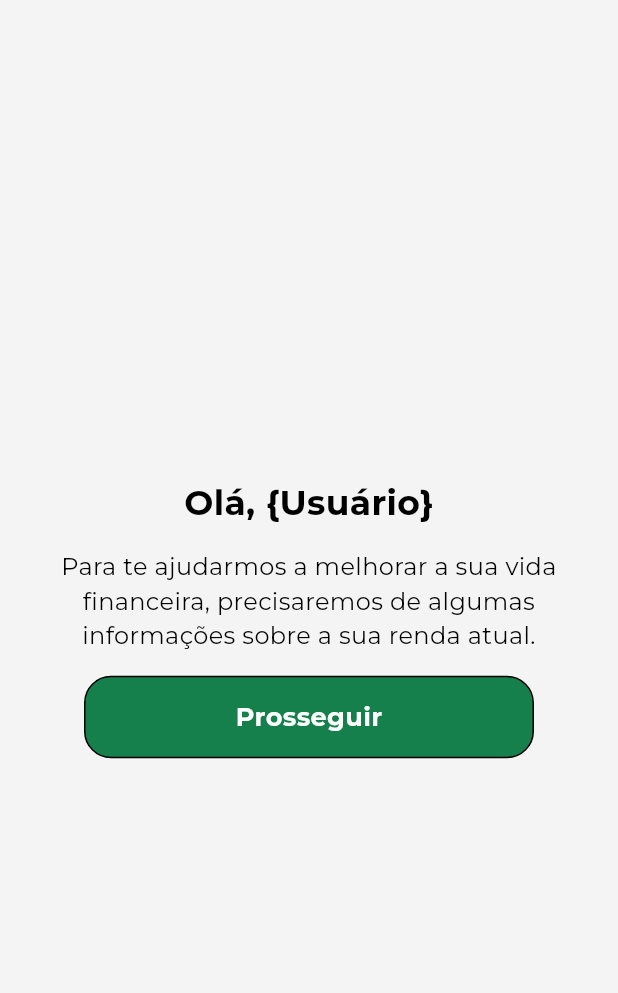
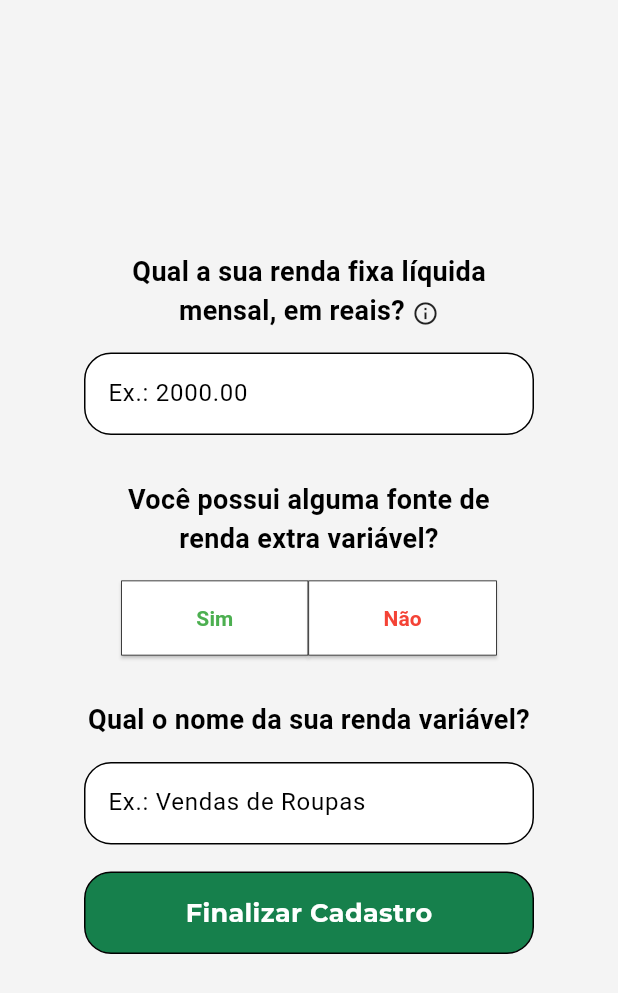
Before and after one commit to EnrichApp/Enrich-APP, a Flutter app: the InfoToUserPage screen opened by its route, after a tap on "Prosseguir", on a phone screen of 412 x 824 dp. Shown: the top 993 px of the screen. Run offline on Flutter 3.47's test engine with Material 3 defaults, Android fonts, the phone set to English and light mode, and no system bars; our stand-ins replace google_fonts.

Commit message:
Página de Perguntas

```diff
--- a/enrich/lib/main.dart
+++ b/enrich/lib/main.dart
@@ -1,3 +1,4 @@
+import 'package:enrich/pages/questions_form_page.dart';
 import 'package:enrich/pages/verify_email_page.dart';
 import 'package:enrich/pages/info_to_user_page.dart';
 import 'package:enrich/pages/login_page.dart';
@@ -23,6 +24,7 @@
         '/register_page': (context) => const RegisterPage(),
         '/verify_email_page': (context) => const VerifyEmailPage(),
         '/info_to_user_page': (context) => const InfoToUserPage(),
+        '/questions_form_page': (context) => const QuestionsFormPage(),
       },
     );
   }
--- a/enrich/lib/pages/info_to_user_page.dart
+++ b/enrich/lib/pages/info_to_user_page.dart
@@ -28,7 +28,9 @@ class InfoToUserPage extends StatelessWidget {
                   width: 300,
                   height: 55,
                   fontSize: 17,
-                  onPressed: () {}),
+                  onPressed: () {
+                    Navigator.of(context).pushNamed('/questions_form_page');
+                  }),
             ]),
       ),
     );
--- /dev/null
+++ b/enrich/lib/pages/questions_form_page.dart
@@ -0,0 +1,211 @@
+import 'package:enrich/widgets/buttons/rounded_text_button.dart';
+import 'package:enrich/widgets/form_widget.dart';
+import 'package:enrich/widgets/texts/title_text.dart';
+import 'package:flutter/material.dart';
+
+class QuestionsFormPage extends StatefulWidget {
+  const QuestionsFormPage({super.key});
+
+  @override
+  State<QuestionsFormPage> createState() => _QuestionsFormPageState();
+}
+
+class _QuestionsFormPageState extends State<QuestionsFormPage> {
+  final TextEditingController rendaFixaController = TextEditingController();
+  final TextEditingController nomeRendaExtraController =
+      TextEditingController();
+
+  bool isHoveringSim = false;
+  bool isHoveringNao = false;
+
+  String rendaFixaMensal = '';
+  String nomeRendaExtra = '';
+
+  @override
+  void dispose() {
+    rendaFixaController.dispose();
+    nomeRendaExtraController.dispose();
+    super.dispose();
+  }
+
+  @override
+  Widget build(BuildContext context) {
+    return Scaffold(
+      body: Container(
+        color: Theme.of(context).colorScheme.background,
+        child: Column(
+            mainAxisAlignment: MainAxisAlignment.center,
+            crossAxisAlignment: CrossAxisAlignment.center,
+            children: [
+              const Row(
+                mainAxisAlignment: MainAxisAlignment.center,
+                crossAxisAlignment: CrossAxisAlignment.center,
+                children: [
+                  Text.rich(
+                    TextSpan(
+                      text: 'Qual a sua renda fixa líquida\nmensal, em reais? ',
+                      style: TextStyle(
+                        fontSize: 18,
+                        fontWeight: FontWeight.bold,
+                      ),
+                      children: [
+                        WidgetSpan(
+                          child: Tooltip(
+                            message:
+                                'Renda Fixa Líquida Mensal é o valor que você recebe mensalmente após descontos de impostos e outras taxas.',
+                            child: Icon(
+                              Icons.info_outline,
+                              size: 18, // Ajusta o tamanho do ícone
+                            ),
+                          ),
+                        ),
+                      ],
+                    ),
+                    textAlign: TextAlign.center, // Centraliza o texto
+                  ),
+                ],
+              ),
+              const SizedBox(height: 15),
+              FormWidget(
+                hintText: 'Ex.: 2000.00',
+                controller: rendaFixaController,
+                onChanged: (value) {
+                  setState(() {
+                    rendaFixaMensal = value;
+                  });
+                },
+              ),
+              const SizedBox(height: 30),
+              const Text.rich(
+                TextSpan(
+                  text: 'Você possui alguma fonte de\nrenda extra variável?',
+                  style: TextStyle(
+                    fontSize: 18,
+                    fontWeight: FontWeight.bold,
+                  ),
+                ),
+                textAlign: TextAlign.center,
+              ),
+              const SizedBox(height: 15),
+              Row(
+                mainAxisAlignment: MainAxisAlignment.center,
+                children: [
+                  // Botão "Sim"
+                  MouseRegion(
+                    onEnter: (_) {
+                      setState(() {
+                        isHoveringSim = true;
+                      });
+                    },
+                    onExit: (_) {
+                      setState(() {
+                        isHoveringSim = false;
+                      });
+                    },
+                    child: ElevatedButton(
+                      onPressed: () {
+                        setState(() {
+                          // Lógica para o botão "Sim"
+                        });
+                      },
+                      style: ElevatedButton.styleFrom(
+                        backgroundColor:
+                            isHoveringSim ? Colors.green : Colors.white,
+                        side: const BorderSide(color: Colors.black, width: 0.5),
+                        shape: RoundedRectangleBorder(
+                          borderRadius:
+                              BorderRadius.circular(0), // Botão quadrado
+                        ),
+                        padding: const EdgeInsets.symmetric(
+                            vertical: 15, horizontal: 50),
+                      ),
+                      child: Text(
+                        'Sim',
+                        style: TextStyle(
+                          fontWeight: FontWeight.bold,
+                          color: isHoveringSim
+                              ? Colors.white
+                              : Colors.green, // Texto branco no hover
+                        ),
+                      ),
+                    ),
+                  ),
+
+                  // Botão "Não"
+                  MouseRegion(
+                    onEnter: (_) {
+                      setState(() {
+                        isHoveringNao = true;
+                      });
+                    },
+                    onExit: (_) {
+                      setState(() {
+                        isHoveringNao = false;
+                      });
+                    },
+                    child: ElevatedButton(
+                      onPressed: () {
+                        setState(() {
+                          // Lógica para o botão "Não"
+                        });
+                      },
+                      style: ElevatedButton.styleFrom(
+                        backgroundColor:
+                            isHoveringNao ? Colors.red : Colors.white,
+                        side: const BorderSide(color: Colors.black, width: 0.5),
+                        shape: RoundedRectangleBorder(
+                          borderRadius:
+                              BorderRadius.circular(0), // Botão quadrado
+                        ),
+                        padding: const EdgeInsets.symmetric(
+                            vertical: 15, horizontal: 50),
+                      ),
+                      child: Text(
+                        'Não',
+                        style: TextStyle(
+                          fontWeight: FontWeight.bold,
+                          color: isHoveringNao
+                              ? Colors.white
+                              : Colors.red, // Texto branco no hover
+                        ),
+                      ),
+                    ),
+                  ),
+                ],
+              ),
+              const SizedBox(height: 30),
+              const Text.rich(
+                TextSpan(
+                  text: 'Qual o nome da sua renda variável?',
+                  style: TextStyle(
+                    fontSize: 18,
+                    fontWeight: FontWeight.bold,
+                  ),
+                ),
+                textAlign: TextAlign.center,
+              ),
+              const SizedBox(height: 15),
+              FormWidget(
+                hintText: 'Ex.: Vendas de Roupas',
+                controller: nomeRendaExtraController,
+                onChanged: (value) {
+                  setState(() {
+                    nomeRendaExtra = value;
+                  });
+                },
+              ),
+              const SizedBox(height: 18),
+              RoundedTextButton(
+                  text: 'Finalizar Cadastro',
+                  width: 300,
+                  height: 55,
+                  fontSize: 17,
+                  onPressed: () {
+                    Navigator.of(context).pushNamed('/home');
+                  }),
+              const SizedBox(height: 20),
+            ]),
+      ),
+    );
+  }
+}
```
